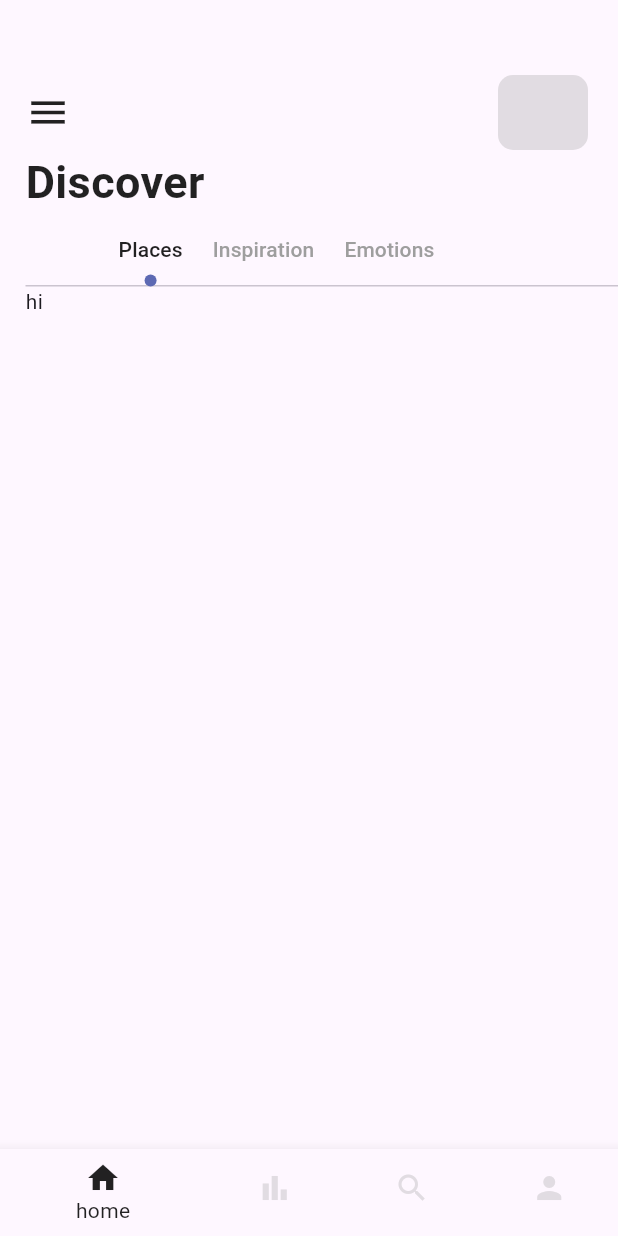
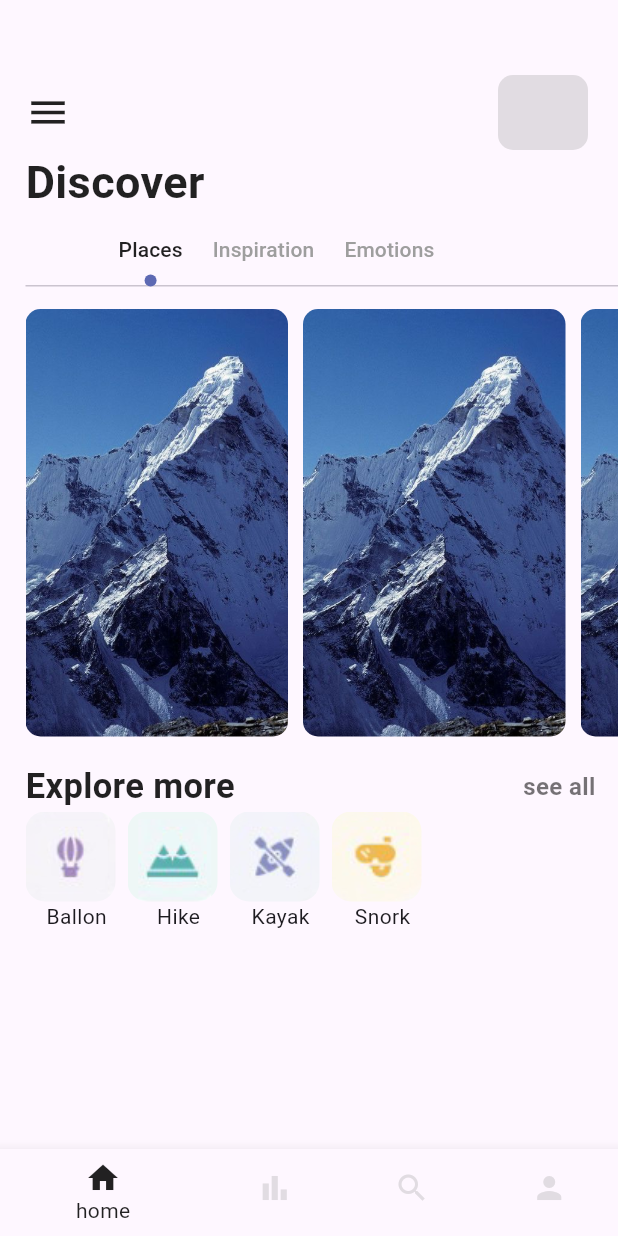
Before and after one commit to Nada-gaber/travel_app, a Flutter app: the screen it shows after launch, on a phone screen of 412 x 824 dp. Run offline on Flutter 3.47's test engine with Material 3 defaults, Android fonts, the phone set to English and light mode, and no system bars.

Commit message:
modified:   lib/pages/bottom_nav/mainpage.dart

```diff
--- a/lib/pages/bottom_nav/mainpage.dart
+++ b/lib/pages/bottom_nav/mainpage.dart
@@ -1,10 +1,16 @@
 import 'package:flutter/material.dart';
 import 'package:travel_app/widgets/colors.dart';
+import 'package:travel_app/widgets/small_text.dart';
 import 'package:travel_app/widgets/text.dart';
 
 class MainPage extends StatelessWidget {
   MainPage({Key? key}) : super(key: key);
-
+  Map<String, String> images = {
+    'balloning.png': 'Ballon',
+    'hiking.png': 'Hike',
+    'kayaking.png': 'Kayak',
+    'snorkling.png': 'Snork',
+  };
   @override
   Widget build(BuildContext context) {
     return DefaultTabController(
@@ -60,11 +66,74 @@ class MainPage extends StatelessWidget {
                       ]),
                 ),
               ),
-              const SizedBox(
+              SizedBox(
                 height: 300,
                 width: double.maxFinite,
-                child: TabBarView(
-                    children: [Text('hi'), Text('good morning'), Text('bye')]),
+                child: TabBarView(children: [
+                  ListView.builder(
+                    itemCount: 3,
+                    scrollDirection: Axis.horizontal,
+                    itemBuilder: (BuildContext context, int index) {
+                      return Container(
+                        margin: const EdgeInsets.only(top: 15, right: 10),
+                        width: 175,
+                        height: 290,
+                        decoration: BoxDecoration(
+                          borderRadius: BorderRadius.circular(10),
+                          image: const DecorationImage(
+                              fit: BoxFit.cover,
+                              image: AssetImage('img/mountain.jpeg')),
+                        ),
+                      );
+                    },
+                  ),
+                  Text('good morning'),
+                  Text('bye')
+                ]),
+              ),
+              const SizedBox(
+                height: 17,
+              ),
+              Container(
+                margin: EdgeInsets.only(right: 15),
+                child: Row(
+                  mainAxisAlignment: MainAxisAlignment.spaceBetween,
+                  children: [
+                    TextAppStyle(
+                      text: 'Explore more',
+                      size: 23,
+                    ),
+                    TextSmall(text: 'see all')
+                  ],
+                ),
+              ),
+              Container(
+                height: 80,
+                child: ListView.builder(
+                  itemCount: 4,
+                  scrollDirection: Axis.horizontal,
+                  itemBuilder: (BuildContext context, int index) {
+                    return Column(
+                      children: [
+                        Padding(
+                          padding: const EdgeInsets.only(right: 8.0),
+                          child: Container(
+                            height: 60,
+                            width: 60,
+                            decoration: BoxDecoration(
+                              image: DecorationImage(
+                                  fit: BoxFit.cover,
+                                  image: AssetImage(
+                                      'img/${images.keys.elementAt(index)}')),
+                              borderRadius: BorderRadius.circular(13),
+                            ),
+                          ),
+                        ),
+                        Text(images.values.elementAt(index))
+                      ],
+                    );
+                  },
+                ),
               )
             ],
           ),
```
